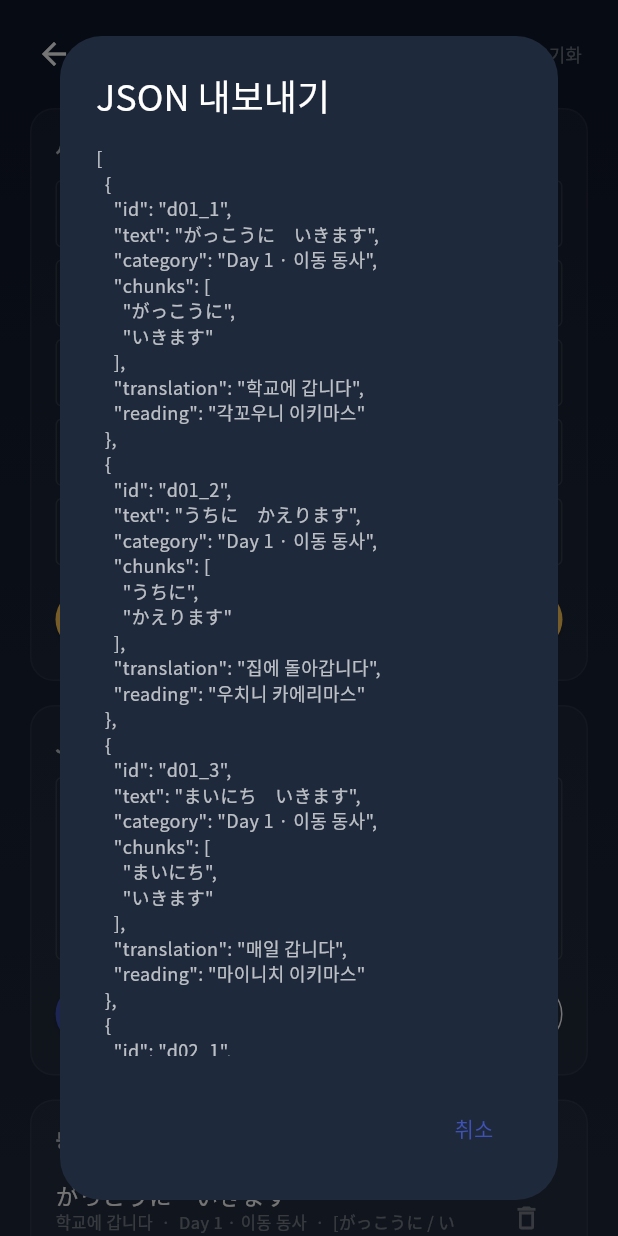
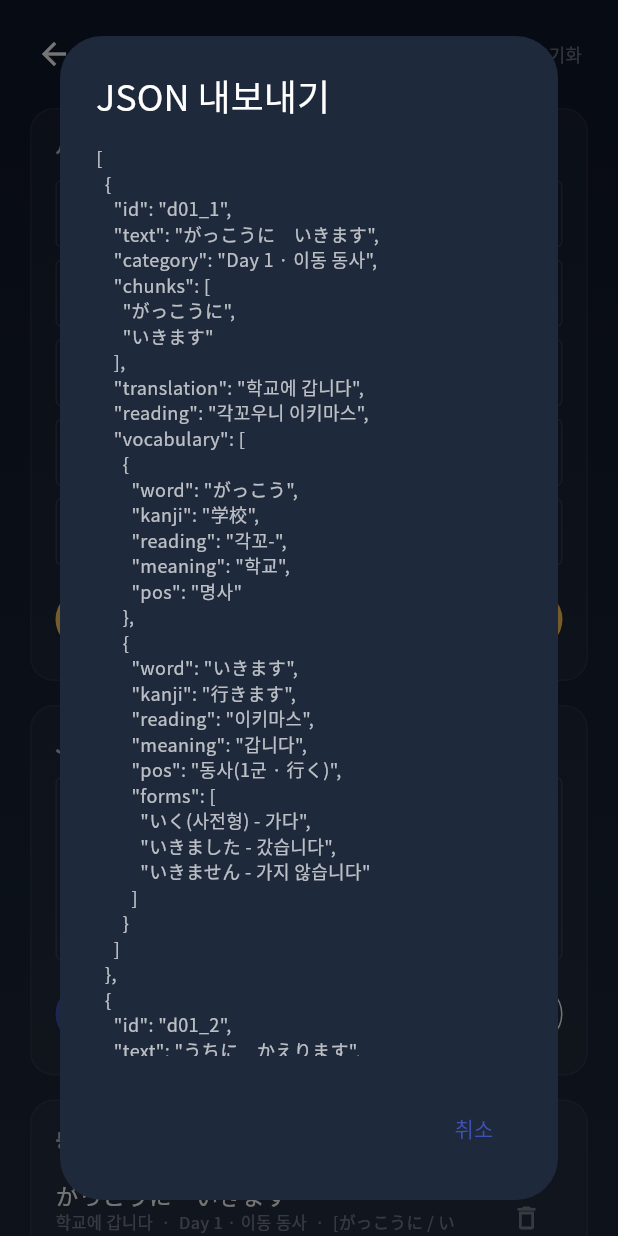
Before and after one commit to plan153/maltim, a Flutter app: the AdminScreen screen opened by its route, after a tap on "JSON 내보내기", on a phone screen of 412 x 824 dp. Run offline on Flutter 3.47's test engine with Material 3 defaults, Android fonts, the phone set to English and light mode, and no system bars; our stand-ins replace audioplayers, flutter_tts, go_router, google_fonts, permission_handler, shared_preferences and 1 more; missing offline and left inert: dart:html, dart:js_interop, string_similarity; accounts and stored records are empty.

Commit message:
Day1-2 단어 사전(아코디언) 프로토타입 추가

```diff
--- a/lib/services/sentence_storage_service.dart
+++ b/lib/services/sentence_storage_service.dart
@@ -20,6 +20,27 @@ class SentenceStorageService {
       category: 'Day 1 · 이동 동사',
       chunks: ['がっこうに', 'いきます'],
       translation: '학교에 갑니다',
+      vocabulary: [
+        VocabEntry(
+          word: 'がっこう',
+          kanji: '学校',
+          reading: '각꼬-',
+          meaning: '학교',
+          pos: '명사',
+        ),
+        VocabEntry(
+          word: 'いきます',
+          kanji: '行きます',
+          reading: '이키마스',
+          meaning: '갑니다',
+          pos: '동사(1군 · 行く)',
+          forms: [
+            'いく(사전형) - 가다',
+            'いきました - 갔습니다',
+            'いきません - 가지 않습니다',
+          ],
+        ),
+      ],
     ),
     PracticeSentence(
       id: 'd01_2',
@@ -28,6 +49,27 @@ class SentenceStorageService {
       category: 'Day 1 · 이동 동사',
       chunks: ['うちに', 'かえります'],
       translation: '집에 돌아갑니다',
+      vocabulary: [
+        VocabEntry(
+          word: 'うち',
+          kanji: '家',
+          reading: '우치',
+          meaning: '집',
+          pos: '명사',
+        ),
+        VocabEntry(
+          word: 'かえります',
+          kanji: '帰ります',
+          reading: '카에리마스',
+          meaning: '돌아갑니다',
+          pos: '동사(1군 · 帰る)',
+          forms: [
+            'かえる(사전형) - 돌아가다',
+            'かえりました - 돌아갔습니다',
+            'かえりません - 돌아가지 않습니다',
+          ],
+        ),
+      ],
     ),
     PracticeSentence(
       id: 'd01_3',
@@ -36,6 +78,27 @@ class SentenceStorageService {
       category: 'Day 1 · 이동 동사',
       chunks: ['まいにち', 'いきます'],
       translation: '매일 갑니다',
+      vocabulary: [
+        VocabEntry(
+          word: 'まいにち',
+          kanji: '毎日',
+          reading: '마이니치',
+          meaning: '매일',
+          pos: '명사 · 부사',
+        ),
+        VocabEntry(
+          word: 'いきます',
+          kanji: '行きます',
+          reading: '이키마스',
+          meaning: '갑니다',
+          pos: '동사(1군 · 行く)',
+          forms: [
+            'いく(사전형) - 가다',
+            'いきました - 갔습니다',
+            'いきません - 가지 않습니다',
+          ],
+        ),
+      ],
     ),
     // ─ Day 2 · 일과 공부 ─
     PracticeSentence(
@@ -45,6 +108,27 @@ class SentenceStorageService {
       category: 'Day 2 · 일과 공부',
       chunks: ['しごとを', 'します'],
       translation: '일을 합니다',
+      vocabulary: [
+        VocabEntry(
+          word: 'しごと',
+          kanji: '仕事',
+          reading: '시고토',
+          meaning: '일, 업무',
+          pos: '명사',
+        ),
+        VocabEntry(
+          word: 'します',
+          kanji: '',
+          reading: '시마스',
+          meaning: '합니다',
+          pos: '동사(불규칙 · する)',
+          forms: [
+            'する(사전형) - 하다',
+            'しました - 했습니다',
+            'しません - 하지 않습니다',
+          ],
+        ),
+      ],
     ),
     PracticeSentence(
       id: 'd02_2',
@@ -53,6 +137,27 @@ class SentenceStorageService {
       category: 'Day 2 · 일과 공부',
       chunks: ['べんきょうを', 'します'],
       translation: '공부를 합니다',
+      vocabulary: [
+        VocabEntry(
+          word: 'べんきょう',
+          kanji: '勉強',
+          reading: '벤쿄-',
+          meaning: '공부',
+          pos: '명사',
+        ),
+        VocabEntry(
+          word: 'します',
+          kanji: '',
+          reading: '시마스',
+          meaning: '합니다',
+          pos: '동사(불규칙 · する)',
+          forms: [
+            'する(사전형) - 하다',
+            'しました - 했습니다',
+            'しません - 하지 않습니다',
+          ],
+        ),
+      ],
     ),
     PracticeSentence(
       id: 'd02_3',
@@ -61,6 +166,27 @@ class SentenceStorageService {
       category: 'Day 2 · 일과 공부',
       chunks: ['しごとに', 'いきます'],
       translation: '일하러 갑니다',
+      vocabulary: [
+        VocabEntry(
+          word: 'しごと',
+          kanji: '仕事',
+          reading: '시고토',
+          meaning: '일, 업무',
+          pos: '명사',
+        ),
+        VocabEntry(
+          word: 'いきます',
+          kanji: '行きます',
+          reading: '이키마스',
+          meaning: '갑니다',
+          pos: '동사(1군 · 行く)',
+          forms: [
+            'いく(사전형) - 가다',
+            'いきました - 갔습니다',
+            'いきません - 가지 않습니다',
+          ],
+        ),
+      ],
     ),
     PracticeSentence(
       id: 'd02_4',
@@ -69,6 +195,26 @@ class SentenceStorageService {
       category: 'Day 2 · 일과 공부',
       chunks: ['たいへんです'],
       translation: '힘듭니다 / 대단합니다',
+      vocabulary: [
+        VocabEntry(
+          word: 'たいへん',
+          kanji: '大変',
+          reading: '타이헨',
+          meaning: '힘든, 대단한',
+          pos: 'な형용사(어간)',
+          forms: [
+            'たいへんです - 힘듭니다(현재)',
+            'たいへんでした - 힘들었습니다(과거)',
+          ],
+        ),
+        VocabEntry(
+          word: 'です',
+          kanji: '',
+          reading: '데스',
+          meaning: '~입니다',
+          pos: '조동사(정중체)',
+        ),
+      ],
     ),
     // ─ Day 3 · 먹고 마시기 ─
     PracticeSentence(
--- a/packages/pronunciation_engine/lib/pronunciation_engine.dart
+++ b/packages/pronunciation_engine/lib/pronunciation_engine.dart
@@ -13,6 +13,7 @@ export 'src/models/word_status.dart';
 export 'src/models/alignment_word.dart';
 export 'src/models/practice_level.dart';
 export 'src/models/practice_sentence.dart';
+export 'src/models/vocab_entry.dart';
 export 'src/models/practice_result.dart';
 
 // Scoring (영어 기본 채점기 — 하위 호환)
--- a/packages/pronunciation_engine/lib/src/models/practice_sentence.dart
+++ b/packages/pronunciation_engine/lib/src/models/practice_sentence.dart
@@ -1,4 +1,5 @@
 import '../scoring/text_normalizer.dart';
+import 'vocab_entry.dart';
 
 /// 한 개의 연습 문장과 그 메타데이터.
 ///
@@ -14,6 +15,9 @@ class PracticeSentence {
   /// 발음 읽기 표기 (예: 일본어 요미가나 'わたしはがくせいです'). 없으면 빈 문자열.
   final String reading;
 
+  /// 문장에 등장하는 핵심 단어 목록 (한자/요미가나/뜻/품사/활용형). 없으면 빈 목록.
+  final List<VocabEntry> vocabulary;
+
   const PracticeSentence({
     required this.id,
     required this.text,
@@ -21,6 +25,7 @@ class PracticeSentence {
     required this.chunks,
     required this.translation,
     this.reading = '',
+    this.vocabulary = const [],
   });
 
   /// 본문을 공백 기준으로 나눈 개별 단어 목록 (구두점 보존, 빈 토큰 제거).
@@ -34,6 +39,8 @@ class PracticeSentence {
         'chunks': chunks,
         'translation': translation,
         if (reading.isNotEmpty) 'reading': reading,
+        if (vocabulary.isNotEmpty)
+          'vocabulary': vocabulary.map((v) => v.toJson()).toList(),
       };
 
   factory PracticeSentence.fromJson(
@@ -50,6 +57,10 @@ class PracticeSentence {
           [json['text']?.toString() ?? ''],
       translation: json['translation']?.toString() ?? '',
       reading: json['reading']?.toString() ?? '',
+      vocabulary: (json['vocabulary'] as List<dynamic>?)
+              ?.map((e) => VocabEntry.fromJson(e as Map<String, dynamic>))
+              .toList() ??
+          const [],
     );
   }
 }
--- /dev/null
+++ b/packages/pronunciation_engine/lib/src/models/vocab_entry.dart
@@ -0,0 +1,55 @@
+/// 연습 문장에 등장하는 단어 한 개에 대한 학습 정보.
+///
+/// 동사·형용사처럼 활용하는 단어는 [forms]에 주요 활용형과 뜻을 담는다.
+class VocabEntry {
+  /// 히라가나 표제어 (문장에 등장하는 형태, 예: 'いきます').
+  final String word;
+
+  /// 한자 표기. 없으면 빈 문자열.
+  final String kanji;
+
+  /// 한글 발음 표기 (예: '이키마스').
+  final String reading;
+
+  /// 한글 뜻.
+  final String meaning;
+
+  /// 품사 (예: '명사', '동사(1군)', 'な형용사').
+  final String pos;
+
+  /// 주요 활용형과 뜻 (예: ['いく(사전형) - 가다', 'いきました - 갔습니다']).
+  /// 활용하지 않는 단어는 빈 목록.
+  final List<String> forms;
+
+  const VocabEntry({
+    required this.word,
+    this.kanji = '',
+    required this.reading,
+    required this.meaning,
+    required this.pos,
+    this.forms = const [],
+  });
+
+  Map<String, dynamic> toJson() => {
+        'word': word,
+        if (kanji.isNotEmpty) 'kanji': kanji,
+        'reading': reading,
+        'meaning': meaning,
+        'pos': pos,
+        if (forms.isNotEmpty) 'forms': forms,
+      };
+
+  factory VocabEntry.fromJson(Map<String, dynamic> json) {
+    return VocabEntry(
+      word: json['word']?.toString() ?? '',
+      kanji: json['kanji']?.toString() ?? '',
+      reading: json['reading']?.toString() ?? '',
+      meaning: json['meaning']?.toString() ?? '',
+      pos: json['pos']?.toString() ?? '',
+      forms: (json['forms'] as List<dynamic>?)
+              ?.map((e) => e.toString())
+              .toList() ??
+          const [],
+    );
+  }
+}
```
Also changed, not shown: lib/screens/practice_screen.dart (+110 -0 lines).
